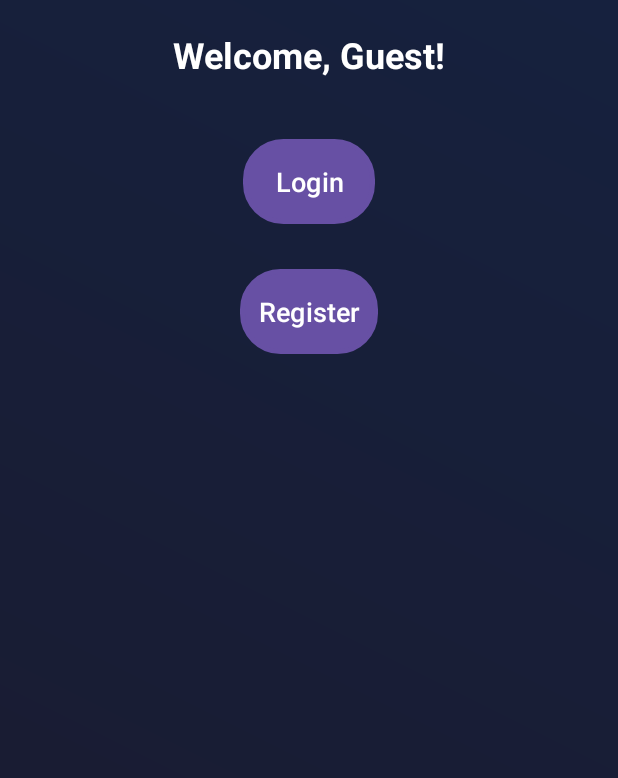
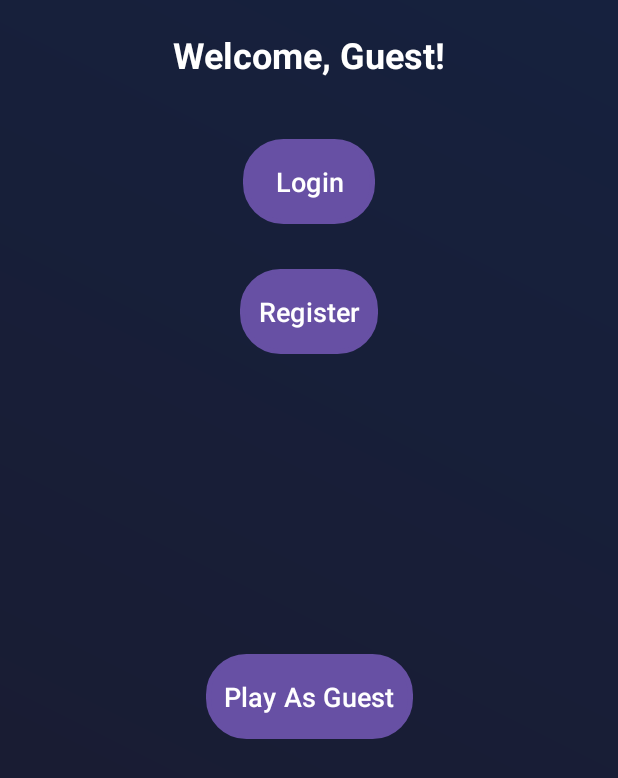
Before and after one commit to Pringnos/bricks, an Android app: the screen it shows after launch (MainActivity), on a phone screen of 412 x 824 dp. Shown: the top 778 px of the screen. Run offline under Robolectric (Android 15) with nearby library versions, the phone set to English and light mode, and no system bars; our stand-ins replace Firebase (no records; nobody signed in at launch, a user with empty details on screens opened directly).

Commit message:
play as guest

```diff
--- a/app/src/main/java/com/example/firebase/MainActivity.java
+++ b/app/src/main/java/com/example/firebase/MainActivity.java
@@ -18,7 +18,7 @@ import com.google.firebase.auth.FirebaseUser;
 
 public class MainActivity extends AppCompatActivity implements View.OnClickListener {
 
-    private Button registerButton, loginButton, playButton, logoutButton;
+    private Button registerButton, loginButton, playButton, playAsGuestButton, logoutButton;
     private TextView scoreTextView, welcomeTextView;
     private FirebaseAuth firebaseAuth;
 
@@ -37,6 +37,7 @@ public class MainActivity extends AppCompatActivity implements View.OnClickListe
         scoreTextView = findViewById(R.id.ST);
         welcomeTextView = findViewById(R.id.userNameTextView);
         playButton = findViewById(R.id.PB);
+        playAsGuestButton = findViewById(R.id.playAsGuestButton); // New button
         registerButton = findViewById(R.id.RB);
         loginButton = findViewById(R.id.LB);
         logoutButton = findViewById(R.id.logoutButton);
@@ -55,9 +56,10 @@ public class MainActivity extends AppCompatActivity implements View.OnClickListe
         registerButton.setOnClickListener(this);
         loginButton.setOnClickListener(this);
         playButton.setOnClickListener(this);
+        playAsGuestButton.setOnClickListener(this);
         logoutButton.setOnClickListener(this);
 
-        // Display user name
+        // Display user name & update button visibility
         displayUserNameAndUpdateButtons();
     }
 
@@ -72,6 +74,7 @@ public class MainActivity extends AppCompatActivity implements View.OnClickListe
             }
             scoreTextView.setVisibility(View.VISIBLE);
             playButton.setVisibility(View.VISIBLE);
+            playAsGuestButton.setVisibility(View.GONE); // Hide guest play button
             loginButton.setVisibility(View.GONE);
             registerButton.setVisibility(View.GONE);
             logoutButton.setVisibility(View.VISIBLE);
@@ -79,6 +82,7 @@ public class MainActivity extends AppCompatActivity implements View.OnClickListe
             welcomeTextView.setText("Welcome, Guest!");
             scoreTextView.setVisibility(View.GONE);
             playButton.setVisibility(View.GONE);
+            playAsGuestButton.setVisibility(View.VISIBLE); // Show guest play button
             loginButton.setVisibility(View.VISIBLE);
             registerButton.setVisibility(View.VISIBLE);
             logoutButton.setVisibility(View.GONE);
@@ -100,10 +104,14 @@ public class MainActivity extends AppCompatActivity implements View.OnClickListe
                 Intent intent = new Intent(MainActivity.this, Game.class);
                 startActivityForResult(intent, 3);
             }
+        } else if (view == playAsGuestButton) {
+            // Start game as a guest
+            Intent intent = new Intent(MainActivity.this, Game.class);
+            startActivity(intent);
         } else if (view == logoutButton) {
             firebaseAuth.signOut();
             Toast.makeText(MainActivity.this, "Logged out successfully", Toast.LENGTH_SHORT).show();
-            displayUserNameAndUpdateButtons(); // Refresh the UI after logout
+            displayUserNameAndUpdateButtons(); // Refresh UI after logout
         }
     }
 }
--- a/app/src/main/res/layout/activity_main.xml
+++ b/app/src/main/res/layout/activity_main.xml
@@ -98,4 +98,18 @@
         app:layout_constraintEnd_toEndOf="parent"
         android:layout_marginBottom="50dp" />
 
+    <Button
+        android:id="@+id/playAsGuestButton"
+        android:layout_width="wrap_content"
+        android:layout_height="wrap_content"
+        android:text="Play As Guest"
+        android:textSize="18sp"
+        android:background="@drawable/neon_button_background"
+        android:textColor="@android:color/white"
+        android:padding="12dp"
+        app:layout_constraintTop_toBottomOf="@id/RB"
+        app:layout_constraintStart_toStartOf="parent"
+        app:layout_constraintEnd_toEndOf="parent"
+        android:layout_marginTop="200dp" />
+
 </androidx.constraintlayout.widget.ConstraintLayout>
```
Also changed, not shown: app/src/main/java/com/example/firebase/Login.java (+27 -2 lines).
